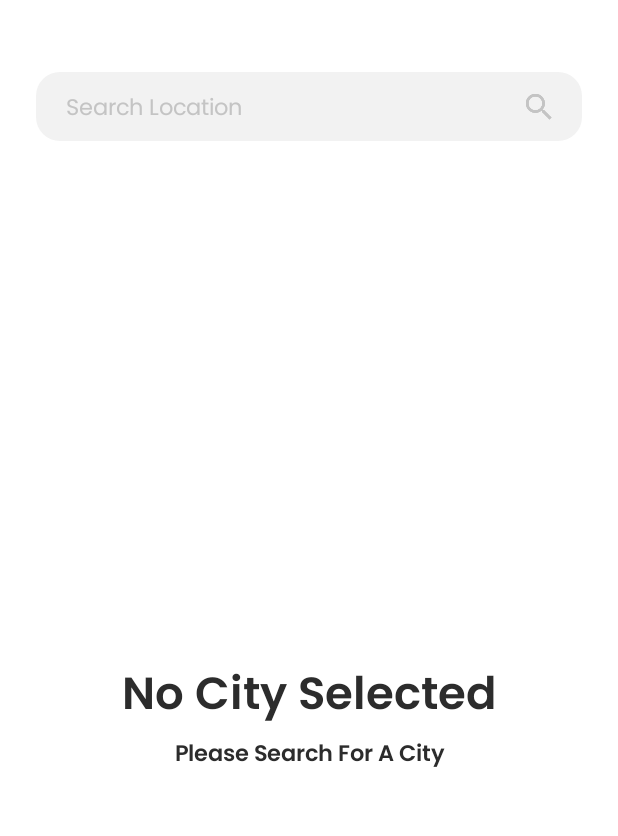
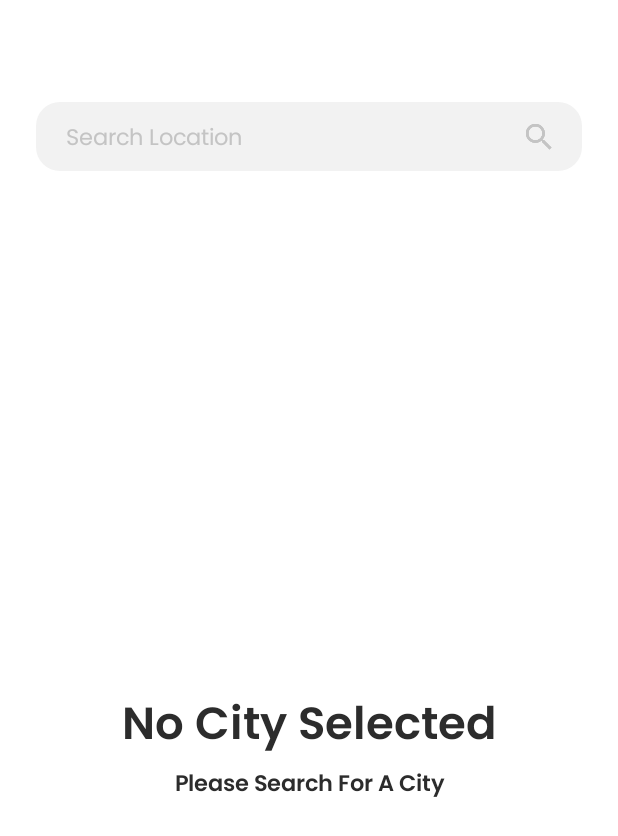
Before and after one commit to rishirajput/Weather-Android-App, an Android app built with Jetpack Compose: the screen it shows after launch (MainActivity), on a phone screen of 412 x 824 dp. Shown: the top 836 px of the screen. Run offline under Robolectric (Android 15) with nearby library versions, the phone set to English and light mode, and no system bars; libraries missing offline, so code that uses them is left out: com.jakewharton.retrofit2.

Commit message:
document LocationDetail.kt refactor HomeScreenContent.kt

```diff
--- a/app/src/main/java/com/rishirajput/weather/presentation/ui/compose/HomeScreenContent.kt
+++ b/app/src/main/java/com/rishirajput/weather/presentation/ui/compose/HomeScreenContent.kt
@@ -41,13 +41,12 @@ fun HomeScreenContent(
     Column(
         modifier = Modifier
             .fillMaxSize()
-            .padding(start = 20.dp, end = 20.dp)
     ) {
         Spacer(modifier = Modifier.height(44.dp))
         SearchBar(
             query = searchQuery,
             placeholderText = stringResource(id = R.string.search_location),
-            modifier = Modifier.padding(4.dp),
+            modifier = Modifier.padding(24.dp),
             onSearch = onSearch
         )
         Spacer(modifier = Modifier.height(32.dp))
```
Also changed, not shown: app/src/main/java/com/rishirajput/weather/presentation/ui/compose/LocationName.kt (+17 -1 lines).
